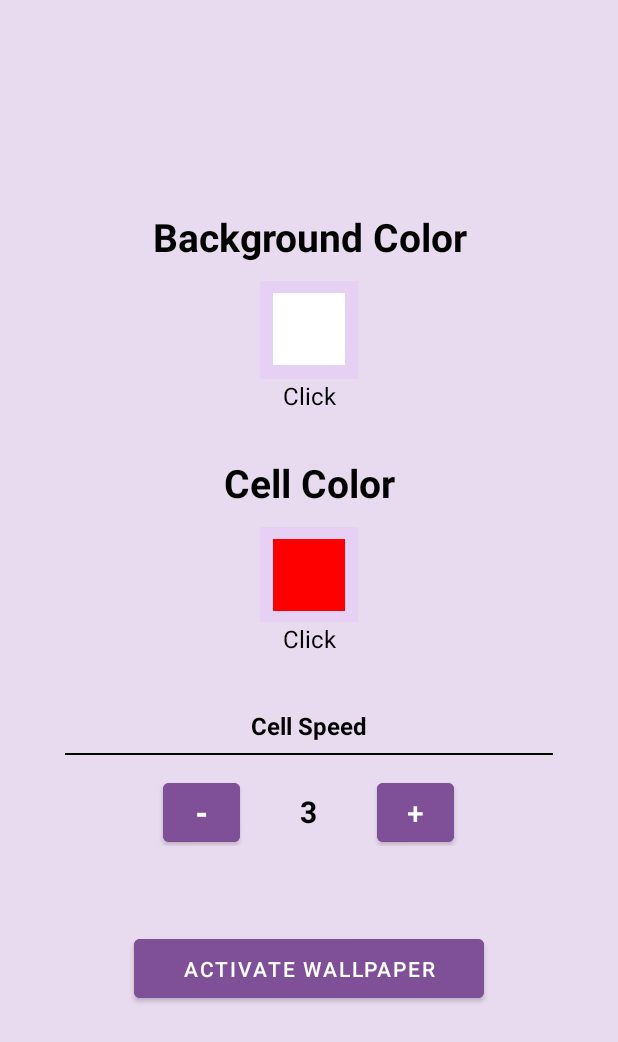
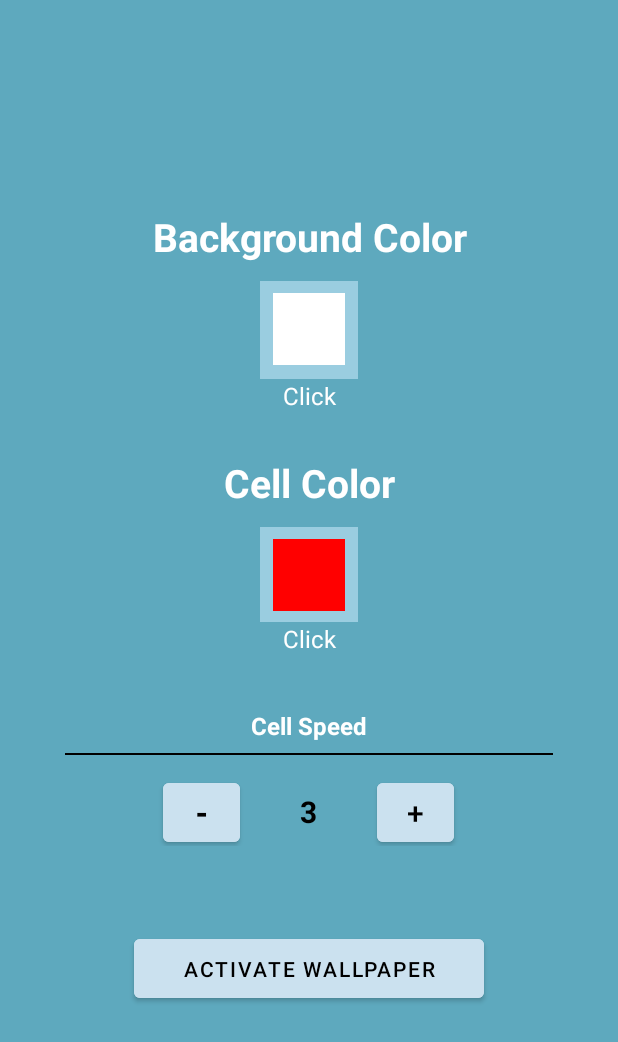
Before and after one commit to deomiarn/AndroidWallpaperGameOfLife, an Android app: the screen it shows after launch (MainActivity), on a phone screen of 412 x 824 dp. Shown: the top 1042 px of the screen. Run offline under Robolectric (Android 15) with nearby library versions, the phone set to English and light mode, and no system bars; libraries missing offline, so code that uses them is left out: top.defaults.colorpicker; 2 statements that could not run were skipped.

Commit message:
progress not for UeK-335 / design changes

```diff
--- a/app/src/main/res/layout/activity_main.xml
+++ b/app/src/main/res/layout/activity_main.xml
@@ -4,8 +4,8 @@
     xmlns:tools="http://schemas.android.com/tools"
     android:layout_width="match_parent"
     android:layout_height="match_parent"
-    android:background="#E8DAEF"
-    android:backgroundTint="#E8DAEF"
+    android:background="#5EA9BE"
+    android:backgroundTint="#5EA9BE"
     tools:context=".MainActivity">
 
     <LinearLayout
@@ -25,7 +25,7 @@
             android:layout_height="wrap_content"
             android:text="Background Color"
             android:textAlignment="center"
-            android:textColor="#000000"
+            android:textColor="#FFFFFF"
             android:textSize="26sp"
             android:textStyle="bold" />
 
@@ -37,7 +37,7 @@
             android:layout_width="65dp"
             android:layout_height="65dp"
             android:layout_gravity="center"
-            android:background="#E6D0F3">
+            android:background="#9ACDE0">
 
             <View
                 android:id="@+id/preview_selected_color"
@@ -54,7 +54,7 @@
             android:layout_height="18dp"
             android:text="Click"
             android:textAlignment="center"
-            android:textColor="#000000"
+            android:textColor="#FFFFFF"
             android:textSize="16sp" />
 
         <Space
@@ -67,7 +67,7 @@
             android:layout_height="wrap_content"
             android:text="Cell Color"
             android:textAlignment="center"
-            android:textColor="#000000"
+            android:textColor="#FFFFFF"
             android:textSize="26sp"
             android:textStyle="bold" />
 
@@ -79,7 +79,7 @@
             android:layout_width="65dp"
             android:layout_height="63dp"
             android:layout_gravity="center_horizontal"
-            android:background="#E6D0F3">
+            android:background="#9ACDE0">
 
             <View
                 android:id="@+id/preview_cell_selected_color"
@@ -96,7 +96,7 @@
             android:layout_height="18dp"
             android:text="Click"
             android:textAlignment="center"
-            android:textColor="#000000"
+            android:textColor="#FFFFFF"
             android:textSize="16sp" />
 
         <Space
@@ -109,7 +109,7 @@
             android:layout_height="29dp"
             android:text="Cell Speed"
             android:textAlignment="center"
-            android:textColor="#000000"
+            android:textColor="#FFFFFF"
             android:textSize="16sp"
             android:textStyle="bold" />
 
@@ -129,8 +129,9 @@
                 android:id="@+id/minusButton"
                 android:layout_width="51dp"
                 android:layout_height="51dp"
-                android:backgroundTint="#7F5097"
+                android:backgroundTint="#CBE1EF"
                 android:text="-"
+                android:textColor="#000000"
                 android:textSize="20sp"
                 android:textStyle="bold"
                 tools:ignore="TouchTargetSizeCheck" />
@@ -149,10 +150,12 @@
                 android:id="@+id/plusButton"
                 android:layout_width="51dp"
                 android:layout_height="51dp"
-                android:backgroundTint="#7F5097"
+                android:backgroundTint="#CBE1EF"
                 android:text="+"
                 android:textAlignment="center"
+                android:textColor="#000000"
                 android:textSize="20sp"
+                app:iconTint="#000000"
                 tools:ignore="TouchTargetSizeCheck" />
         </TableRow>
 
@@ -165,10 +168,11 @@
             android:layout_width="233dp"
             android:layout_height="51dp"
             android:layout_gravity="center"
-            android:backgroundTint="#7F5097"
+            android:backgroundTint="#CBE1EF"
             android:gravity="center"
             android:text="Activate Wallpaper"
-            android:textAlignment="center" />
+            android:textAlignment="center"
+            android:textColor="#000000" />
 
     </LinearLayout>
 
```
Also changed, not shown: 1 other file.
